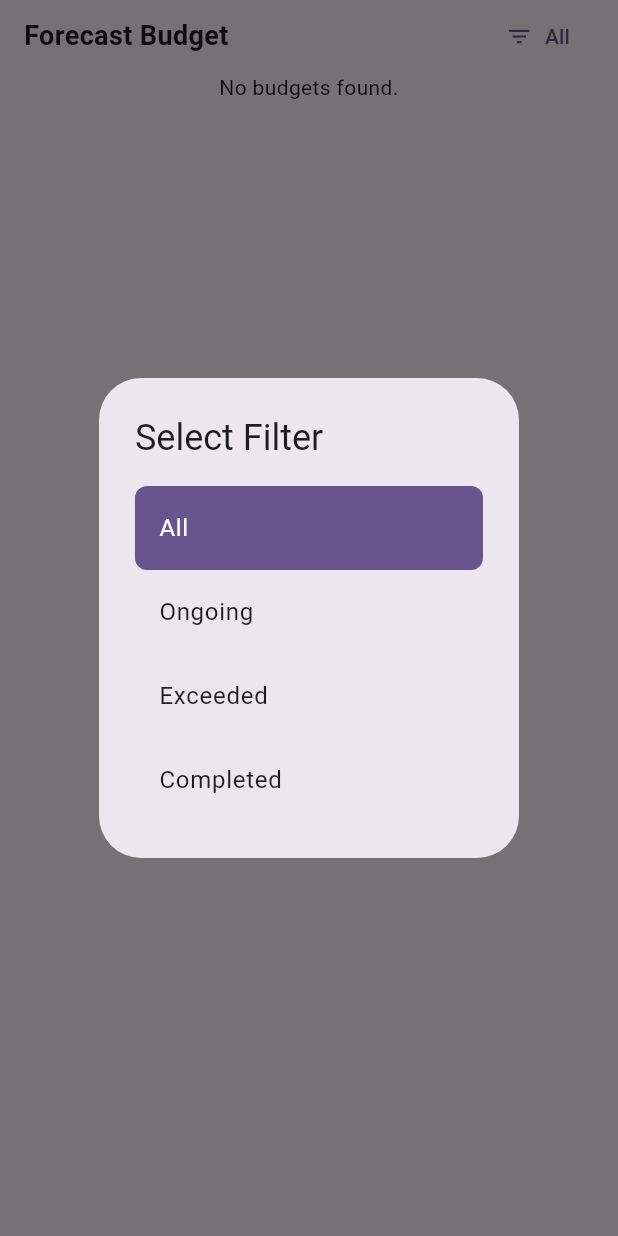
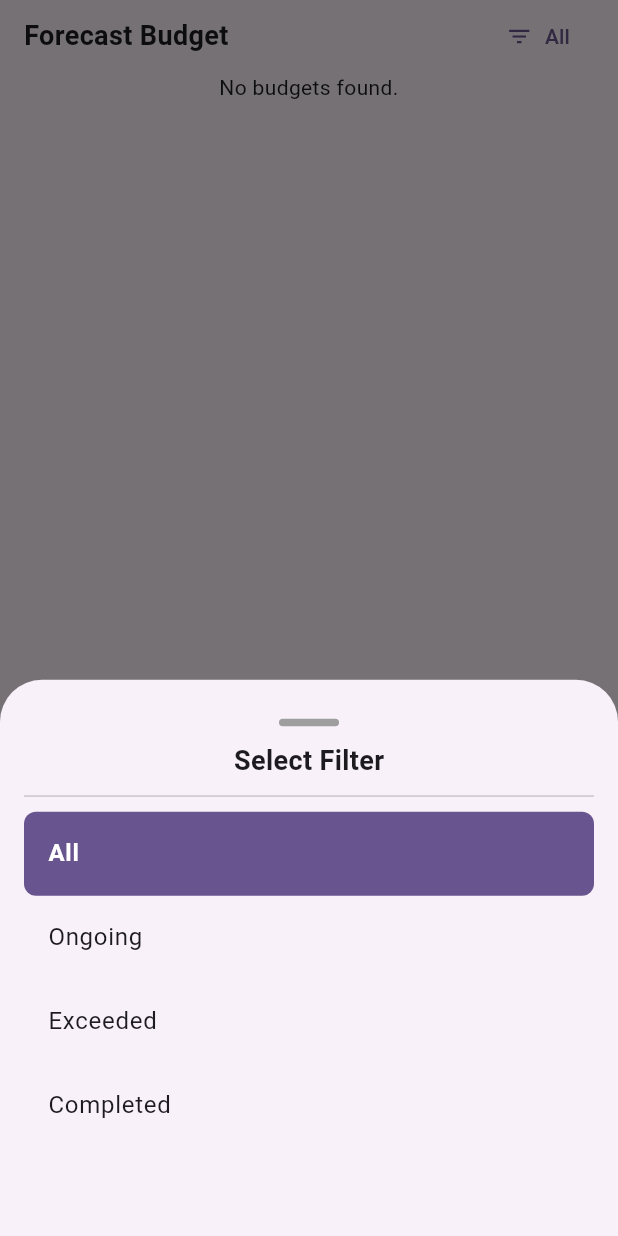
Before and after one commit to mussyahmi/my_finance_mate, a Flutter app: the ForecastBudget widget shown alone on an empty page, opened directly with empty values, after a tap on "All", on a phone screen of 412 x 824 dp. Run offline on Flutter 3.47's test engine with Material 3 defaults, Android fonts, the phone set to English and light mode, and no system bars; our stand-ins replace adaptive_theme, cloud_firestore, device_info_plus, file_picker, firebase_auth, firebase_core and 9 more; accounts and stored records are empty.

Commit message:
Improve UI/UX

```diff
--- a/lib/pages/category_list_page.dart
+++ b/lib/pages/category_list_page.dart
@@ -179,7 +179,7 @@ class _CategoryListPageState extends State<CategoryListPage> {
               child: ListTile(
                 title: Text(category.name),
                 trailing: IconButton(
-                    onPressed: () => category.showCategorySummaryDialog(
+                    onPressed: () => category.showCategoryDetails(
                         context, selectedType, _fetchCategories),
                     icon: const Icon(Icons.info)),
                 onTap: () {
--- a/lib/pages/transaction_list_page.dart
+++ b/lib/pages/transaction_list_page.dart
@@ -9,6 +9,7 @@ import '../models/category.dart';
 import '../models/cycle.dart';
 import '../models/transaction.dart' as t;
 import 'transaction_form_page.dart';
+import '../extensions/string_extension.dart';
 
 class TransactionListPage extends StatefulWidget {
   final Cycle cycle;
@@ -107,8 +108,7 @@ class _TransactionListPageState extends State<TransactionListPage> {
                             items: ['spent', 'received'].map((type) {
                               return DropdownMenuItem(
                                 value: type,
-                                child: Text(
-                                    '${type[0].toUpperCase()}${type.substring(1)}'),
+                                child: Text(type.capitalize()),
                               );
                             }).toList(),
                             decoration: const InputDecoration(
@@ -303,7 +303,7 @@ class _TransactionListPageState extends State<TransactionListPage> {
                                       onTap: () {
                                         //* Show the transaction summary dialog when tapped
                                         transaction
-                                            .showTransactionSummaryDialog(
+                                            .showTransactionDetails(
                                                 context);
                                       },
                                     ),
--- /dev/null
+++ b/lib/widgets/custom_draggable_scrollable_sheet.dart
@@ -0,0 +1,62 @@
+import 'package:flutter/material.dart';
+
+class CustomDraggableScrollableSheet extends StatefulWidget {
+  final double initialSize;
+  final Widget title;
+  final Widget contents;
+
+  const CustomDraggableScrollableSheet({
+    super.key,
+    required this.initialSize,
+    required this.title,
+    required this.contents,
+  });
+
+  @override
+  State<CustomDraggableScrollableSheet> createState() =>
+      _CustomDraggableScrollableSheetState();
+}
+
+class _CustomDraggableScrollableSheetState
+    extends State<CustomDraggableScrollableSheet> {
+  @override
+  Widget build(BuildContext context) {
+    return DraggableScrollableSheet(
+      initialChildSize: widget.initialSize,
+      minChildSize: 0.3,
+      maxChildSize: 1.0,
+      expand: false,
+      builder: (context, scrollController) {
+        return Padding(
+          padding: const EdgeInsets.all(16.0),
+          child: Column(
+            children: [
+              Container(
+                width: 40,
+                height: 5,
+                margin: const EdgeInsets.symmetric(vertical: 10),
+                decoration: BoxDecoration(
+                  color: Colors.grey,
+                  borderRadius: BorderRadius.circular(10),
+                ),
+              ),
+              widget.title,
+              const Divider(height: 1),
+              Expanded(
+                child: SingleChildScrollView(
+                  controller: scrollController,
+                  child: Column(
+                    children: [
+                      const SizedBox(height: 10),
+                      widget.contents,
+                    ],
+                  ),
+                ),
+              ),
+            ],
+          ),
+        );
+      },
+    );
+  }
+}
--- a/lib/widgets/forecast_budget.dart
+++ b/lib/widgets/forecast_budget.dart
@@ -8,6 +8,8 @@ import 'package:shared_preferences/shared_preferences.dart';
 import '../models/category.dart';
 import '../models/cycle.dart';
 import '../pages/transaction_list_page.dart';
+import '../extensions/string_extension.dart';
+import '../widgets/custom_draggable_scrollable_sheet.dart';
 
 enum BudgetFilter { all, ongoing, exceeded, completed }
 
@@ -69,9 +71,35 @@ class _ForecastBudgetState extends State<ForecastBudget> {
               ),
               TextButton.icon(
                 icon: const Icon(Icons.filter_list),
-                onPressed: _showFilterDialog,
-                label: Text(currentFilter.name[0].toUpperCase() +
-                    currentFilter.name.substring(1)),
+                onPressed: () {
+                  showModalBottomSheet(
+                    context: context,
+                    builder: (context) {
+                      return CustomDraggableScrollableSheet(
+                        initialSize: 0.8,
+                        title: const Column(
+                          children: [
+                            Text(
+                              'Select Filter',
+                              style: TextStyle(
+                                  fontWeight: FontWeight.bold, fontSize: 18),
+                            ),
+                            SizedBox(height: 10),
+                          ],
+                        ),
+                        contents: Column(
+                          children: [
+                            _listTile('all'),
+                            _listTile('ongoing'),
+                            _listTile('exceeded'),
+                            _listTile('completed'),
+                          ],
+                        ),
+                      );
+                    },
+                  );
+                },
+                label: Text(currentFilter.name.capitalize()),
               )
             ],
           ),
@@ -119,6 +147,7 @@ class _ForecastBudgetState extends State<ForecastBudget> {
                     ),
                     height: min(300, budgets.length * 120),
                     child: ListView.builder(
+                      padding: EdgeInsets.zero,
                       itemCount: budgets.length,
                       itemBuilder: (context, index) {
                         final budget = budgets[index];
@@ -202,11 +231,10 @@ class _ForecastBudgetState extends State<ForecastBudget> {
                                     right:
                                         16, //* Adjust the value to position the icon as needed
                                     child: GestureDetector(
-                                      onTap: () =>
-                                          budget.showCategorySummaryDialog(
-                                              context,
-                                              budget.type,
-                                              widget.onCategoryChanged),
+                                      onTap: () => budget.showCategoryDetails(
+                                          context,
+                                          budget.type,
+                                          widget.onCategoryChanged),
                                       child: Icon(
                                         Icons.info,
                                         color: Theme.of(context)
@@ -314,74 +342,6 @@ class _ForecastBudgetState extends State<ForecastBudget> {
     return filteredBudgets;
   }
 
-  void _showFilterDialog() {
-    showDialog(
-      context: context,
-      builder: (BuildContext context) {
-        return AlertDialog(
-          title: const Text('Select Filter'),
-          content: Column(
-            mainAxisSize: MainAxisSize.min,
-            children: [
-              ListTile(
-                title: const Text('All'),
-                onTap: () {
-                  _applyFilter(BudgetFilter.all);
-                  Navigator.pop(context);
-                },
-                shape: RoundedRectangleBorder(
-                  borderRadius: BorderRadius.circular(8.0),
-                ),
-                selected: currentFilter == BudgetFilter.all,
-                selectedColor: Theme.of(context).colorScheme.onPrimary,
-                selectedTileColor: Theme.of(context).colorScheme.primary,
-              ),
-              ListTile(
-                title: const Text('Ongoing'),
-                onTap: () {
-                  _applyFilter(BudgetFilter.ongoing);
-                  Navigator.pop(context);
-                },
-                shape: RoundedRectangleBorder(
-                  borderRadius: BorderRadius.circular(8.0),
-                ),
-                selected: currentFilter == BudgetFilter.ongoing,
-                selectedColor: Theme.of(context).colorScheme.onPrimary,
-                selectedTileColor: Theme.of(context).colorScheme.primary,
-              ),
-              ListTile(
-                title: const Text('Exceeded'),
-                onTap: () {
-                  _applyFilter(BudgetFilter.exceeded);
-                  Navigator.pop(context);
-                },
-                shape: RoundedRectangleBorder(
-                  borderRadius: BorderRadius.circular(8.0),
-                ),
-                selected: currentFilter == BudgetFilter.exceeded,
-                selectedColor: Theme.of(context).colorScheme.onPrimary,
-                selectedTileColor: Theme.of(context).colorScheme.primary,
-              ),
-              ListTile(
-                title: const Text('Completed'),
-                onTap: () {
-                  _applyFilter(BudgetFilter.completed);
-                  Navigator.pop(context);
-                },
-                shape: RoundedRectangleBorder(
-                  borderRadius: BorderRadius.circular(8.0),
-                ),
-                selected: currentFilter == BudgetFilter.completed,
-                selectedColor: Theme.of(context).colorScheme.onPrimary,
-                selectedTileColor: Theme.of(context).colorScheme.primary,
-              ),
-            ],
-          ),
-        );
-      },
-    );
-  }
-
   void _applyFilter(BudgetFilter filter) async {
     await prefs.setString(
         'forecast_filter',
@@ -411,4 +371,29 @@ class _ForecastBudgetState extends State<ForecastBudget> {
 
     return budgetBalance.toStringAsFixed(2);
   }
+
+  ListTile _listTile(String type) {
+    BudgetFilter budgetFilter = BudgetFilter.values
+        .firstWhere((e) => e.toString().split('.').last == type);
+
+    return ListTile(
+      title: Text(
+        type.capitalize(),
+        style: TextStyle(
+            fontWeight: currentFilter == budgetFilter
+                ? FontWeight.bold
+                : FontWeight.normal),
+      ),
+      onTap: () {
+        _applyFilter(budgetFilter);
+        Navigator.pop(context);
+      },
+      shape: RoundedRectangleBorder(
+        borderRadius: BorderRadius.circular(8.0),
+      ),
+      selected: currentFilter == budgetFilter,
+      selectedColor: Theme.of(context).colorScheme.onPrimary,
+      selectedTileColor: Theme.of(context).colorScheme.primary,
+    );
+  }
 }
```
Also changed, not shown: lib/models/category.dart (+74 -48 lines), lib/models/transaction.dart (+18 -18 lines), lib/pages/chart_page.dart (+15 -17 lines), lib/pages/dashboard_page.dart (+36 -27 lines), lib/pages/wishlist_page.dart (+50 -34 lines).
